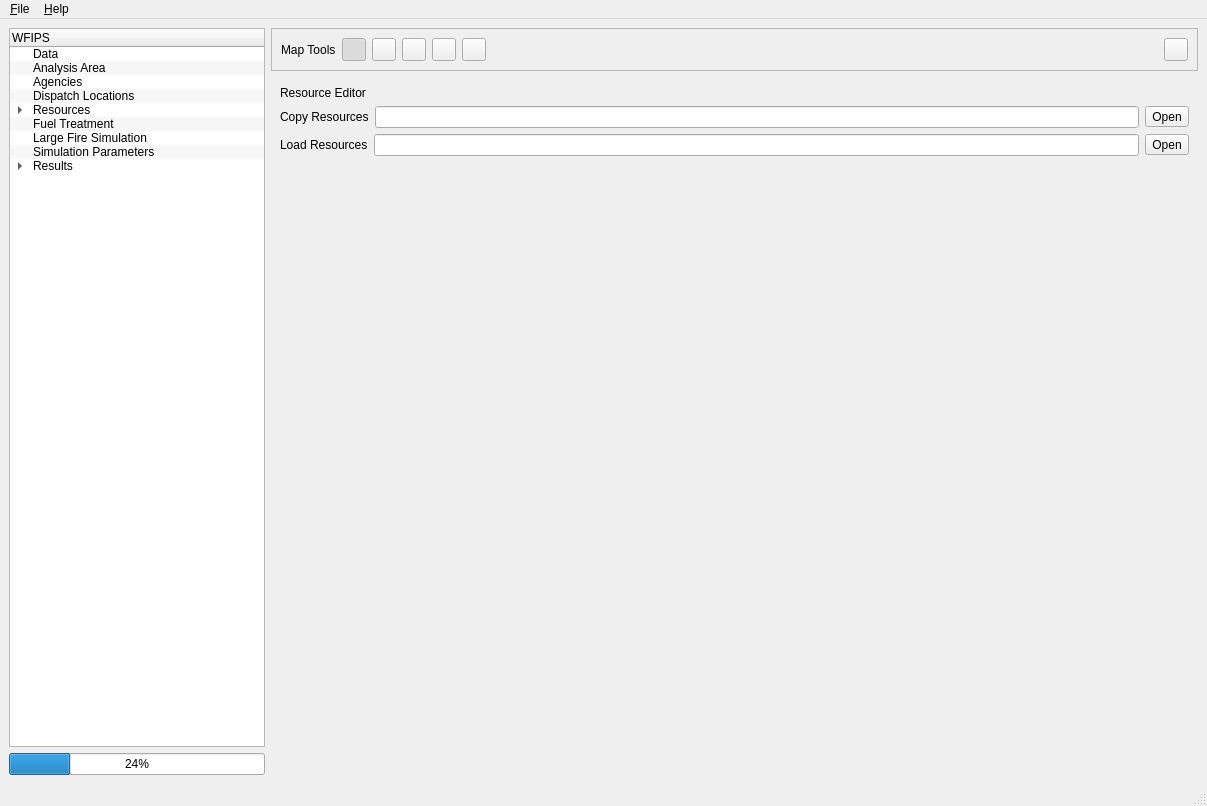
Before: the Qt Designer form irs/src/gui/wfipsmainwindow.ui in firelab/wfips, drawn with Qt 5.
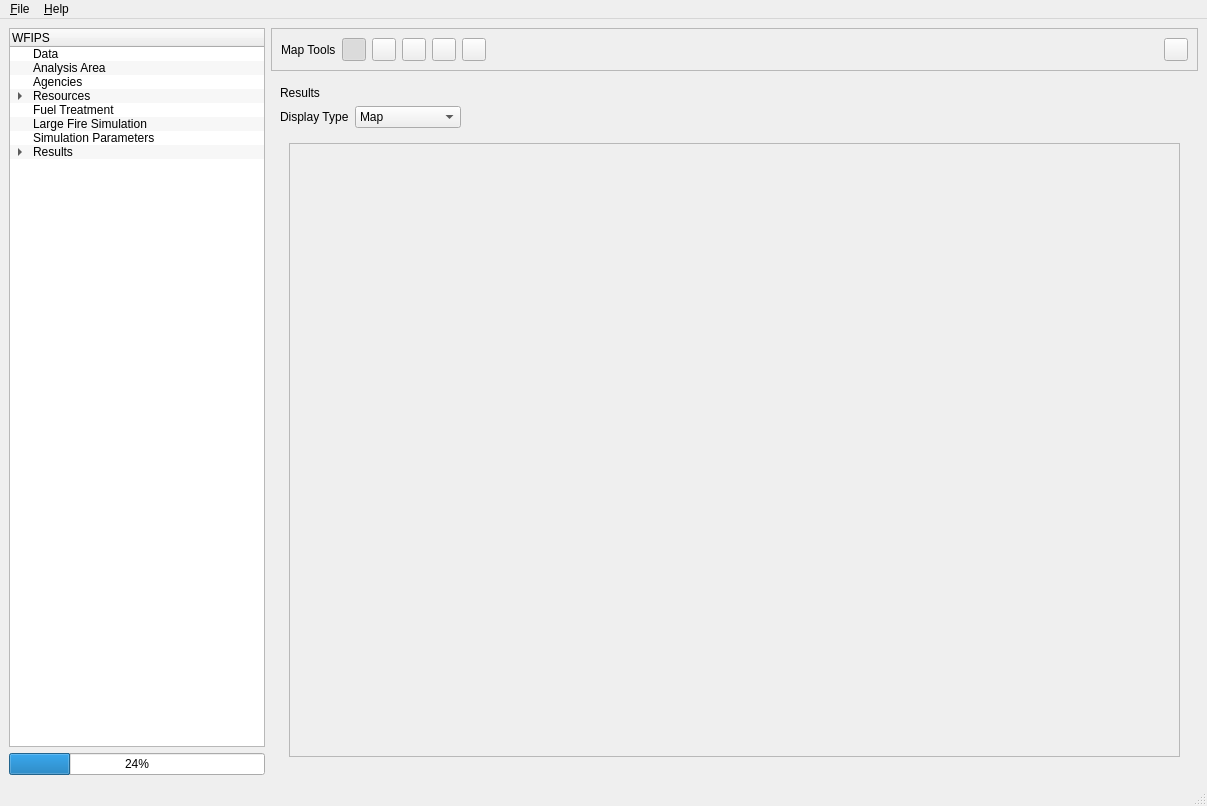
After: the same form once the commit is applied. The open tabs and pages were chosen to show the change.

Commit message: rm resource map canvas, just use the disp location one.

Diff of the .ui file:
```diff
--- a/irs/src/gui/wfipsmainwindow.ui
+++ b/irs/src/gui/wfipsmainwindow.ui
@@ -51,11 +51,6 @@
           <string>Agencies</string>
          </property>
         </item>
-        <item>
-         <property name="text">
-          <string>Dispatch Locations</string>
-         </property>
-        </item>
         <item>
          <property name="text">
           <string>Resources</string>
@@ -629,134 +624,6 @@
           </item>
          </layout>
         </widget>
-        <widget class="QWidget" name="resourcePage">
-         <layout class="QVBoxLayout" name="verticalLayout_6">
-          <item>
-           <widget class="QLabel" name="label_4">
-            <property name="sizePolicy">
-             <sizepolicy hsizetype="Preferred" vsizetype="Maximum">
-              <horstretch>0</horstretch>
-              <verstretch>0</verstretch>
-             </sizepolicy>
-            </property>
-            <property name="text">
-             <string>Resource Editor</string>
-            </property>
-           </widget>
-          </item>
-          <item>
-           <layout class="QHBoxLayout" name="horizontalLayout_10">
-            <item>
-             <widget class="QLabel" name="label_9">
-              <property name="text">
-               <string>Copy Resources</string>
-              </property>
-             </widget>
-            </item>
-            <item>
-             <widget class="QLineEdit" name="copyResourceLineEdit">
-              <property name="readOnly">
-               <bool>true</bool>
-              </property>
-             </widget>
-            </item>
-            <item>
-             <widget class="QToolButton" name="copyResourceToolButton">
-              <property name="toolTip">
-               <string>Copy a resource configuration from another configuration</string>
-              </property>
-              <property name="text">
-               <string>Open</string>
-              </property>
-              <property name="toolButtonStyle">
-               <enum>Qt::ToolButtonTextBesideIcon</enum>
-              </property>
-             </widget>
-            </item>
-           </layout>
-          </item>
-          <item>
-           <layout class="QHBoxLayout" name="horizontalLayout_11">
-            <item>
-             <widget class="QLabel" name="label_13">
-              <property name="text">
-               <string>Load Resources</string>
-              </property>
-             </widget>
-            </item>
-            <item>
-             <widget class="QLineEdit" name="loadResourceLineEdit"/>
-            </item>
-            <item>
-             <widget class="QToolButton" name="loadResourceToolButton">
-              <property name="toolTip">
-               <string>Load a resource configuration from disk.</string>
-              </property>
-              <property name="text">
-               <string>Open</string>
-              </property>
-              <property name="toolButtonStyle">
-               <enum>Qt::ToolButtonTextBesideIcon</enum>
-              </property>
-             </widget>
-            </item>
-           </layout>
-          </item>
-          <item>
-           <spacer name="verticalSpacer">
-            <property name="orientation">
-             <enum>Qt::Vertical</enum>
-            </property>
-            <property name="sizeHint" stdset="0">
-             <size>
-              <width>20</width>
-              <height>40</height>
-             </size>
-            </property>
-           </spacer>
-          </item>
-         </layout>
-        </widget>
-        <widget class="QWidget" name="rescDispatchPage">
-         <layout class="QVBoxLayout" name="verticalLayout_17">
-          <item>
-           <widget class="QLabel" name="label_17">
-            <property name="text">
-             <string>Edit Resources by Dispatch Location</string>
-            </property>
-           </widget>
-          </item>
-          <item>
-           <widget class="QFrame" name="resourceMapFrame">
-            <property name="sizePolicy">
-             <sizepolicy hsizetype="Preferred" vsizetype="MinimumExpanding">
-              <horstretch>0</horstretch>
-              <verstretch>0</verstretch>
-             </sizepolicy>
-            </property>
-            <property name="frameShape">
-             <enum>QFrame::StyledPanel</enum>
-            </property>
-            <property name="frameShadow">
-             <enum>QFrame::Raised</enum>
-            </property>
-            <widget class="QLabel" name="label_16">
-             <property name="geometry">
-              <rect>
-               <x>130</x>
-               <y>340</y>
-               <width>351</width>
-               <height>17</height>
-              </rect>
-             </property>
-             <property name="text">
-              <string>Another Map Canvas will go here...</string>
-             </property>
-            </widget>
-           </widget>
-          </item>
-         </layout>
-        </widget>
         <widget class="QWidget" name="airTankerPage">
          <layout class="QVBoxLayout" name="verticalLayout_37">
           <item>
```
Left out of the diff: 4 changed lines with no effect on the pictures. The commit also changes 2 other files.
